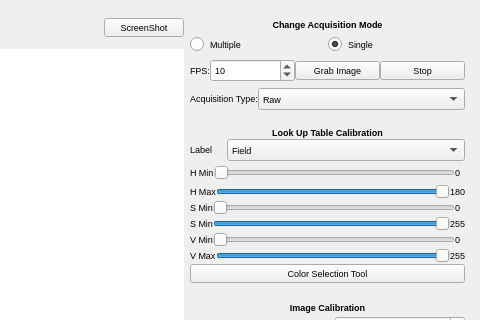
Qt form vision_calib/src/vision_calib.ui (minhoteam-msl/minho_team_tools) before a commit; both pictures show x 305 to 785 and y 0 to 320 of the 785 by 600 pixel window.
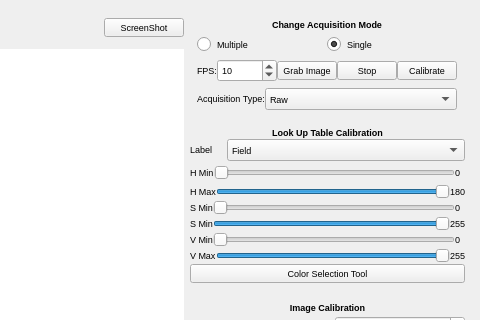
The same form after that commit.

Commit message: Added calibrate button. Improved main window focus

Diff of the .ui file:
```diff
--- a/vision_calib/src/vision_calib.ui
+++ b/vision_calib/src/vision_calib.ui
@@ -610,6 +610,12 @@
         </item>
         <item>
          <widget class="QSpinBox" name="spin_framerate">
+          <property name="maximumSize">
+           <size>
+            <width>60</width>
+            <height>16777215</height>
+           </size>
+          </property>
           <property name="font">
            <font>
             <pointsize>7</pointsize>
@@ -630,6 +636,18 @@
         </item>
         <item>
          <widget class="QPushButton" name="bt_grab">
+          <property name="sizePolicy">
+           <sizepolicy hsizetype="Minimum" vsizetype="Fixed">
+            <horstretch>0</horstretch>
+            <verstretch>0</verstretch>
+           </sizepolicy>
+          </property>
+          <property name="maximumSize">
+           <size>
+            <width>60</width>
+            <height>16777215</height>
+           </size>
+          </property>
           <property name="font">
            <font>
             <pointsize>7</pointsize>
@@ -644,6 +662,18 @@
         </item>
         <item>
          <widget class="QPushButton" name="bt_stop">
+          <property name="sizePolicy">
+           <sizepolicy hsizetype="Minimum" vsizetype="Fixed">
+            <horstretch>0</horstretch>
+            <verstretch>0</verstretch>
+           </sizepolicy>
+          </property>
+          <property name="maximumSize">
+           <size>
+            <width>60</width>
+            <height>16777215</height>
+           </size>
+          </property>
           <property name="font">
            <font>
             <pointsize>7</pointsize>
@@ -656,6 +686,32 @@
           </property>
          </widget>
         </item>
+        <item>
+         <widget class="QPushButton" name="bt_calib">
+          <property name="sizePolicy">
+           <sizepolicy hsizetype="Minimum" vsizetype="Fixed">
+            <horstretch>0</horstretch>
+            <verstretch>0</verstretch>
+           </sizepolicy>
+          </property>
+          <property name="maximumSize">
+           <size>
+            <width>60</width>
+            <height>16777215</height>
+           </size>
+          </property>
+          <property name="font">
+           <font>
+            <pointsize>7</pointsize>
+            <weight>50</weight>
+            <bold>false</bold>
+           </font>
+          </property>
+          <property name="text">
+           <string>Calibrate</string>
+          </property>
+         </widget>
+        </item>
        </layout>
       </item>
       <item row="3" column="0">
```
Left out of the diff: 908 changed lines with no effect on the pictures. The commit also changes 2 other files.
